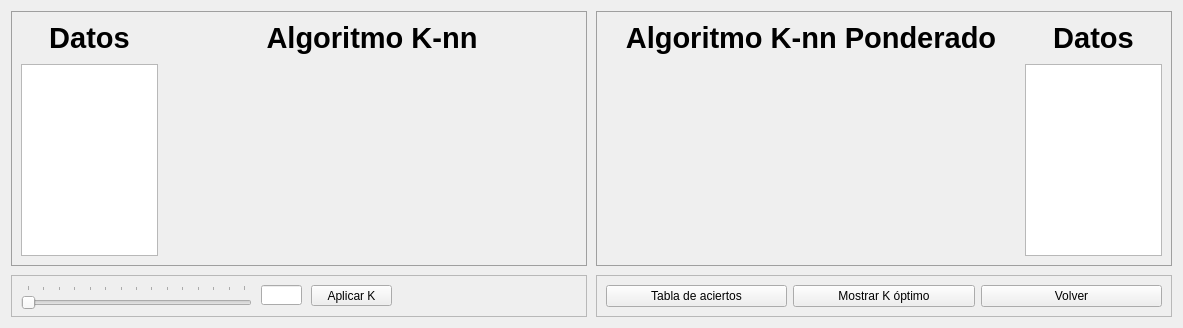
Old version of the form Interfaz_Grafica.ui in the repository AgustinEncina27/Implementaci-n-Algoritmo-k-nn.
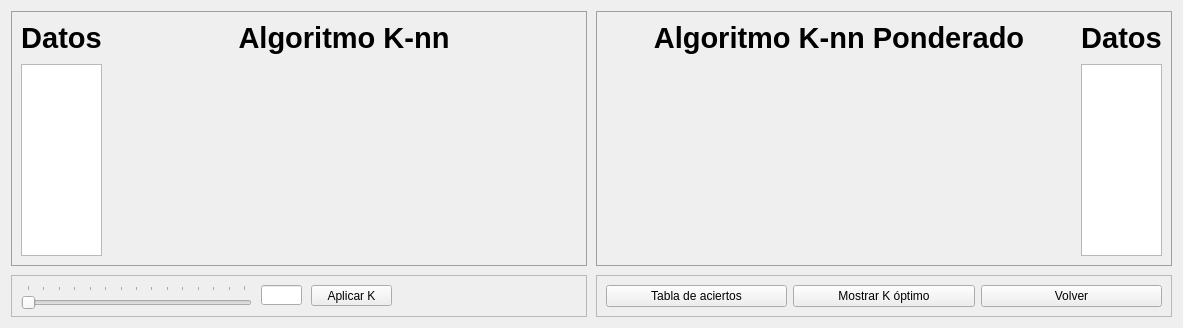
New version of the form.

```diff
--- a/Interfaz_Grafica.ui
+++ b/Interfaz_Grafica.ui
@@ -155,7 +155,7 @@
      <property name="frameShadow">
       <enum>QFrame::Raised</enum>
      </property>
-     <layout class="QGridLayout" name="gridLayout_3" columnstretch="3,1" rowminimumheight="0,0" columnminimumwidth="0,0">
+     <layout class="QGridLayout" name="gridLayout_3" columnstretch="6,1" rowminimumheight="0,0" columnminimumwidth="0,0">
       <property name="spacing">
        <number>9</number>
       </property>
@@ -206,7 +206,7 @@
      <property name="frameShadow">
       <enum>QFrame::Raised</enum>
      </property>
-     <layout class="QGridLayout" name="gridLayout_2" rowstretch="0,0" columnstretch="1,3">
+     <layout class="QGridLayout" name="gridLayout_2" rowstretch="0,0" columnstretch="1,6">
       <property name="leftMargin">
        <number>9</number>
       </property>
```
